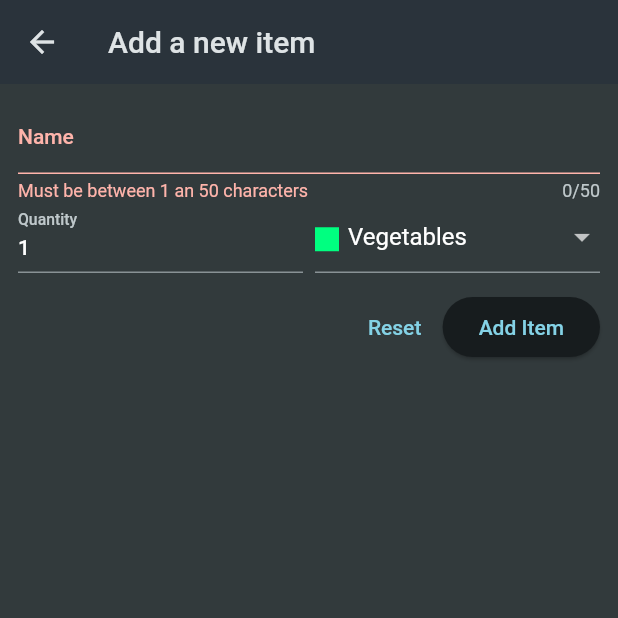
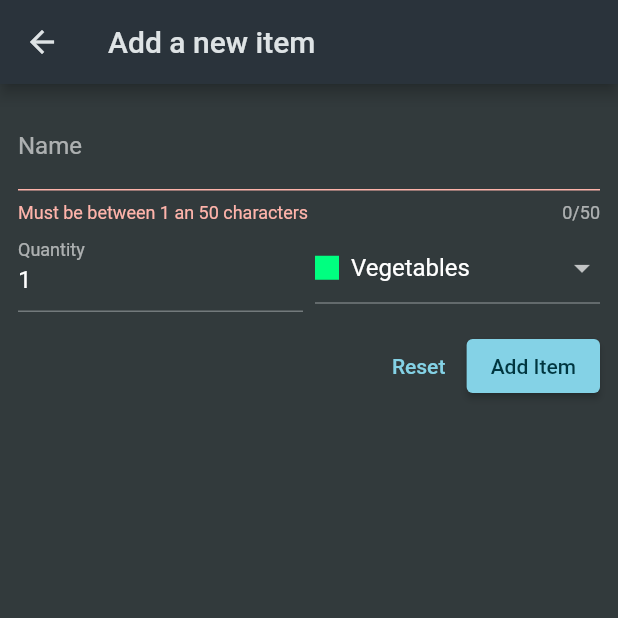
Before and after one commit to yohanangulo/shopping-list, a Flutter app: the NewItem screen opened directly, after a tap on "Add Item", on a phone screen of 412 x 824 dp, the top half of it. Run offline on Flutter 3.47's test engine with Material 2 defaults, Android fonts, the phone set to English and light mode, and no system bars; network calls fail.

```diff
--- a/lib/main.dart
+++ b/lib/main.dart
@@ -14,7 +14,6 @@ class MyApp extends StatelessWidget {
     return MaterialApp(
       title: 'Flutter Groceries',
       theme: ThemeData.dark().copyWith(
-        useMaterial3: true,
         colorScheme: ColorScheme.fromSeed(
           seedColor: const Color.fromARGB(255, 147, 229, 250),
           brightness: Brightness.dark,
--- a/lib/widgets/new_item.dart
+++ b/lib/widgets/new_item.dart
@@ -44,9 +44,7 @@ class _NewItemState extends State<NewItem> {
 
       final Map<String, dynamic> resData = json.decode(res.body);
 
-      if (!context.mounted) {
-        return;
-      }
+      if (!mounted) return;
 
       Navigator.of(context).pop(
         GroceryItem(
@@ -77,10 +75,7 @@ class _NewItemState extends State<NewItem> {
                   label: Text('Name'),
                 ),
                 validator: (value) {
-                  if (value == null ||
-                      value.isEmpty ||
-                      value.trim().length <= 1 ||
-                      value.trim().length > 50) {
+                  if (value == null || value.isEmpty || value.trim().length <= 1 || value.trim().length > 50) {
                     return 'Must be between 1 an 50 characters';
                   }
 
@@ -93,10 +88,7 @@ class _NewItemState extends State<NewItem> {
                   Expanded(
                     child: TextFormField(
                       validator: (value) {
-                        if (value == null ||
-                            value.isEmpty ||
-                            int.tryParse(value) == null ||
-                            int.tryParse(value)! <= 0) {
+                        if (value == null || value.isEmpty || int.tryParse(value) == null || int.tryParse(value)! <= 0) {
                           return 'Must be a valid positive number';
                         }
 
@@ -119,14 +111,14 @@ class _NewItemState extends State<NewItem> {
                           DropdownMenuItem(
                             value: category.value,
                             child: Row(
-                              crossAxisAlignment: CrossAxisAlignment.end,
+                              crossAxisAlignment: CrossAxisAlignment.center,
                               children: [
                                 Container(
                                   width: 16,
                                   height: 16,
                                   color: category.value.color,
                                 ),
-                                const SizedBox(width: 6),
+                                const SizedBox(width: 8),
                                 Text(
                                   category.value.title,
                                 ),
```
Also changed, not shown: 2 other files.
